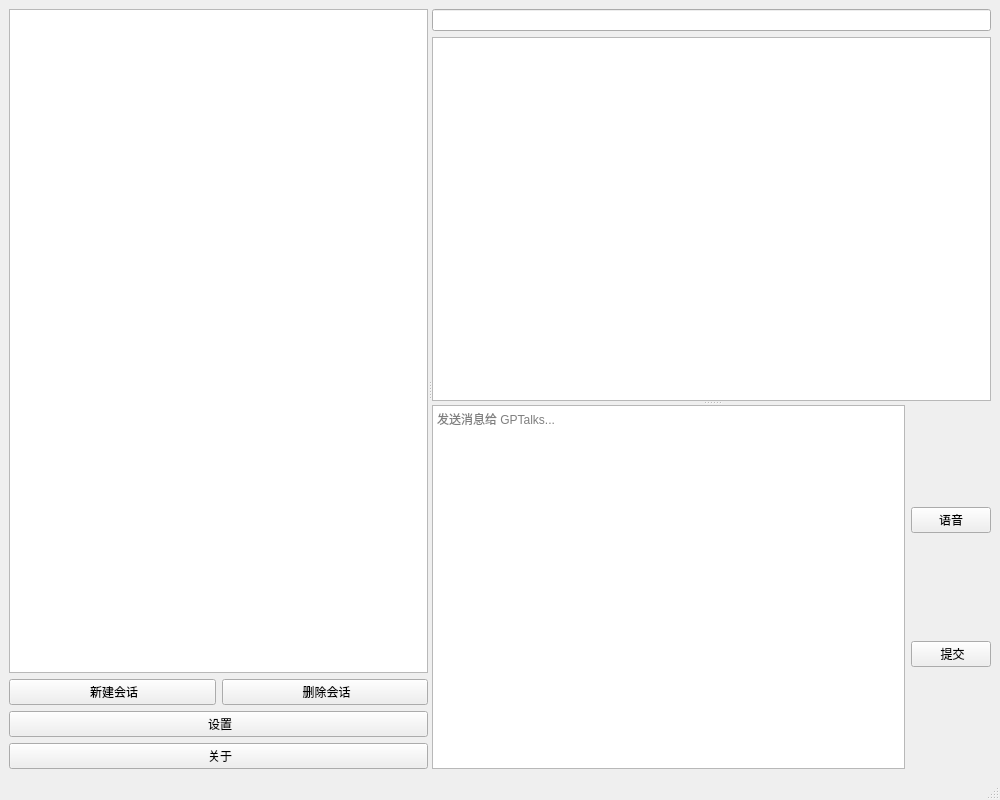
Qt form ui/main_window.ui (liyixin1/GPTalks) before a commit.
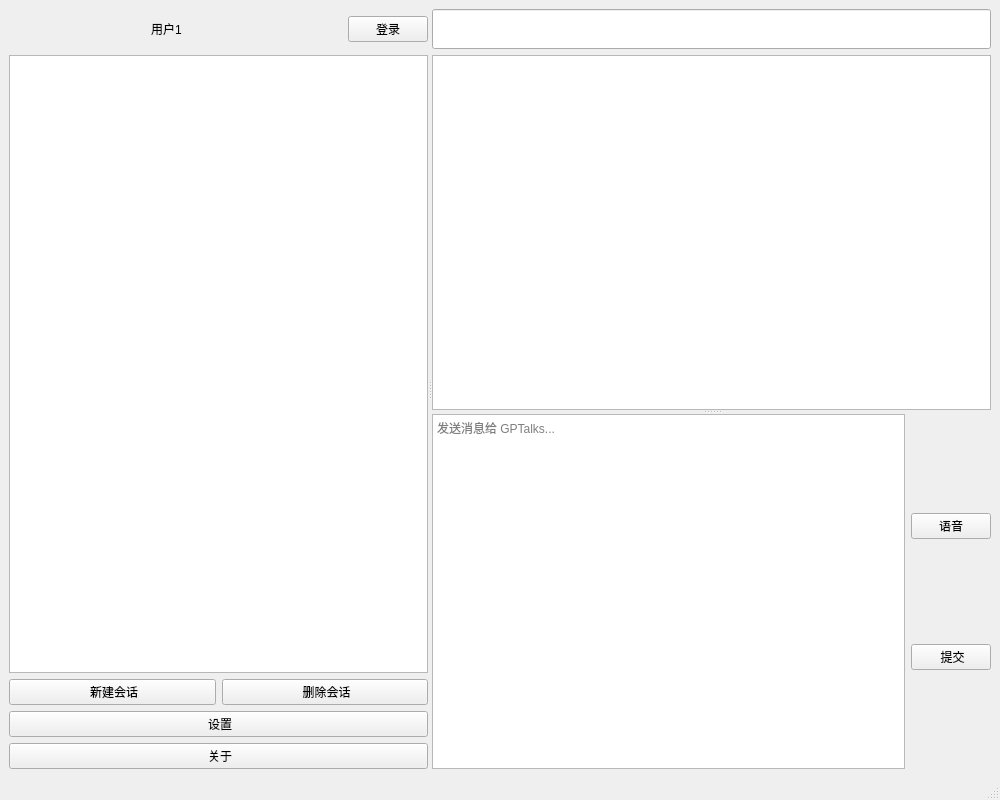
The same form after that commit. Icons and pictures are not drawn.

Commit message: 新增登录注册

The edit to the form file:
```diff
--- a/ui/main_window.ui
+++ b/ui/main_window.ui
@@ -29,6 +29,91 @@
       </property>
       <widget class="QWidget" name="layoutWidget_3">
        <layout class="QVBoxLayout" name="verticalLayout_4">
+        <item>
+         <layout class="QHBoxLayout" name="horizontalLayout">
+          <item alignment="Qt::AlignLeft">
+           <widget class="QLabel" name="label_icon">
+            <property name="sizePolicy">
+             <sizepolicy hsizetype="Preferred" vsizetype="Preferred">
+              <horstretch>0</horstretch>
+              <verstretch>0</verstretch>
+             </sizepolicy>
+            </property>
+            <property name="minimumSize">
+             <size>
+              <width>40</width>
+              <height>40</height>
+             </size>
+            </property>
+            <property name="maximumSize">
+             <size>
+              <width>40</width>
+              <height>40</height>
+             </size>
+            </property>
+            <property name="text">
+             <string/>
+            </property>
+            <property name="scaledContents">
+             <bool>true</bool>
+            </property>
+            <property name="wordWrap">
+             <bool>false</bool>
+            </property>
+           </widget>
+          </item>
+          <item alignment="Qt::AlignLeft">
+           <widget class="QLabel" name="label_name">
+            <property name="sizePolicy">
+             <sizepolicy hsizetype="Preferred" vsizetype="Preferred">
+              <horstretch>0</horstretch>
+              <verstretch>0</verstretch>
+             </sizepolicy>
+            </property>
+            <property name="maximumSize">
+             <size>
+              <width>100</width>
+              <height>40</height>
+             </size>
+            </property>
+            <property name="text">
+             <string>用户1</string>
+            </property>
+            <property name="alignment">
+             <set>Qt::AlignLeading|Qt::AlignLeft|Qt::AlignVCenter</set>
+            </property>
+           </widget>
+          </item>
+          <item alignment="Qt::AlignRight">
+           <widget class="QPushButton" name="pushButton_logout">
+            <property name="sizePolicy">
+             <sizepolicy hsizetype="Fixed" vsizetype="Fixed">
+              <horstretch>0</horstretch>
+              <verstretch>0</verstretch>
+             </sizepolicy>
+            </property>
+            <property name="sizeIncrement">
+             <size>
+              <width>0</width>
+              <height>0</height>
+             </size>
+            </property>
+            <property name="text">
+             <string>登录</string>
+            </property>
+            <property name="checkable">
+             <bool>true</bool>
+            </property>
+            <property name="autoRepeat">
+             <bool>false</bool>
+            </property>
+            <property name="autoExclusive">
+             <bool>false</bool>
+            </property>
+           </widget>
+          </item>
+         </layout>
+        </item>
         <item>
          <widget class="QListWidget" name="listWidget_session"/>
         </item>
@@ -85,7 +170,17 @@
       <widget class="QWidget" name="verticalLayoutWidget_2">
        <layout class="QVBoxLayout" name="verticalLayout_5">
         <item>
-         <widget class="QLineEdit" name="lineEdit_name"/>
+         <widget class="QLineEdit" name="lineEdit_name">
+          <property name="minimumSize">
+           <size>
+            <width>0</width>
+            <height>40</height>
+           </size>
+          </property>
+          <property name="alignment">
+           <set>Qt::AlignCenter</set>
+          </property>
+         </widget>
         </item>
         <item>
          <widget class="QSplitter" name="splitter_3">
```
The commit also changes 30 other files.
